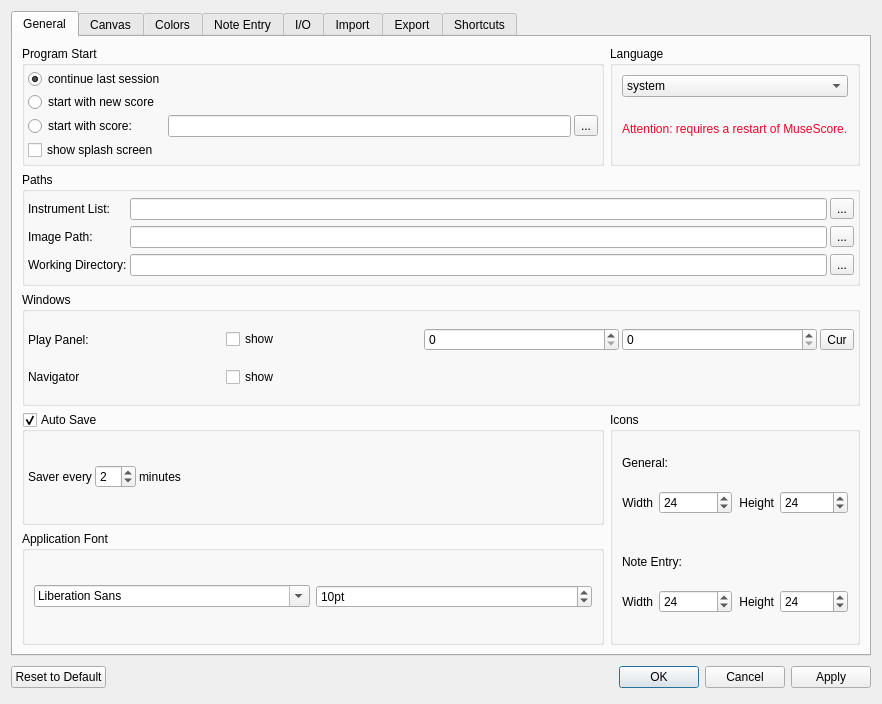
Before: the Qt Designer form mscore/mscore/prefsdialog.ui in musescore/musescore-old, drawn with Qt 5.
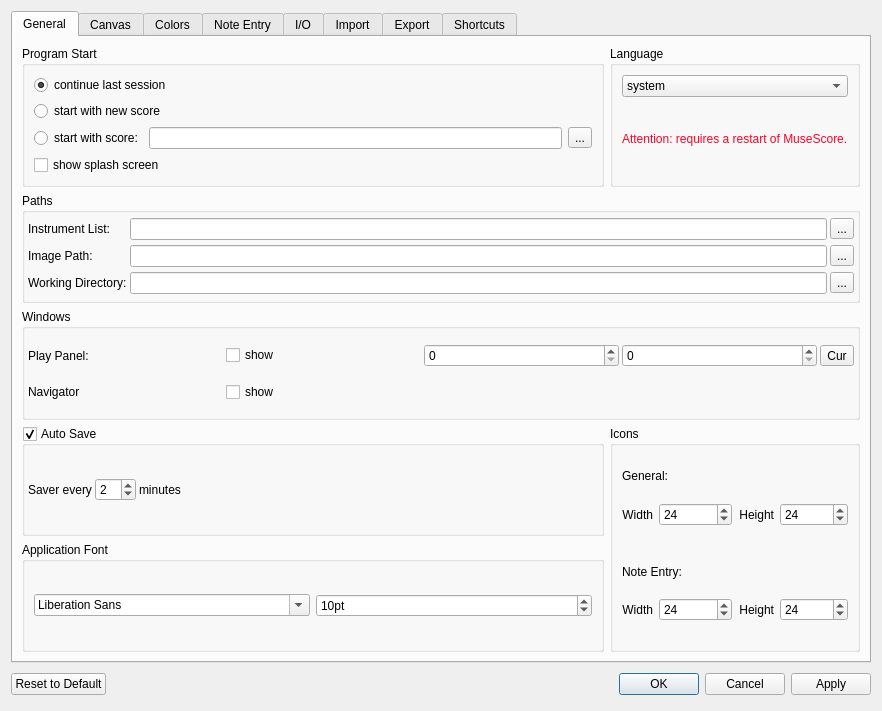
After: the same form once the commit is applied. Icons and pictures are not drawn. Custom widgets are drawn as their Qt base class.

Diff of the .ui file:
```diff
--- a/mscore/mscore/prefsdialog.ui
+++ b/mscore/mscore/prefsdialog.ui
@@ -6,7 +6,7 @@
     <x>0</x>
     <y>0</y>
     <width>882</width>
-    <height>704</height>
+    <height>711</height>
    </rect>
   </property>
   <property name="windowTitle" >
@@ -31,24 +31,37 @@
          <property name="flat" >
           <bool>true</bool>
          </property>
-         <layout class="QGridLayout" >
-          <property name="margin" >
-           <number>3</number>
-          </property>
-          <property name="spacing" >
-           <number>3</number>
-          </property>
-          <item row="2" column="1" >
-           <widget class="QLineEdit" name="sessionScore" />
+         <layout class="QVBoxLayout" name="verticalLayout_3" >
+          <item>
+           <widget class="QRadioButton" name="lastSession" >
+            <property name="text" >
+             <string>continue last session</string>
+            </property>
+            <property name="checked" >
+             <bool>true</bool>
+            </property>
+           </widget>
           </item>
-          <item row="1" column="0" >
+          <item>
            <widget class="QRadioButton" name="newSession" >
             <property name="text" >
              <string>start with new score</string>
             </property>
            </widget>
           </item>
-          <item row="2" column="2" >
+          <item>
+           <layout class="QHBoxLayout" name="horizontalLayout_2" >
+            <item>
+             <widget class="QRadioButton" name="scoreSession" >
+              <property name="text" >
+               <string>start with score:</string>
+              </property>
+             </widget>
+            </item>
+            <item>
+             <widget class="QLineEdit" name="sessionScore" />
+            </item>
+            <item>
            <widget class="QToolButton" name="startWithButton" >
             <property name="text" >
              <string>...</string>
@@ -59,24 +72,9 @@
             </property>
            </widget>
           </item>
-          <item row="2" column="0" >
-           <widget class="QRadioButton" name="scoreSession" >
-            <property name="text" >
-             <string>start with score:</string>
-            </property>
-           </widget>
+           </layout>
           </item>
-          <item row="0" column="0" >
-           <widget class="QRadioButton" name="lastSession" >
-            <property name="text" >
-             <string>continue last session</string>
-            </property>
-            <property name="checked" >
-             <bool>true</bool>
-            </property>
-           </widget>
-          </item>
-          <item row="3" column="0" >
+          <item>
            <widget class="QCheckBox" name="showSplashScreen" >
             <property name="text" >
              <string>show splash screen</string>
```
Lines whose indentation alone changed are shown as unchanged.
